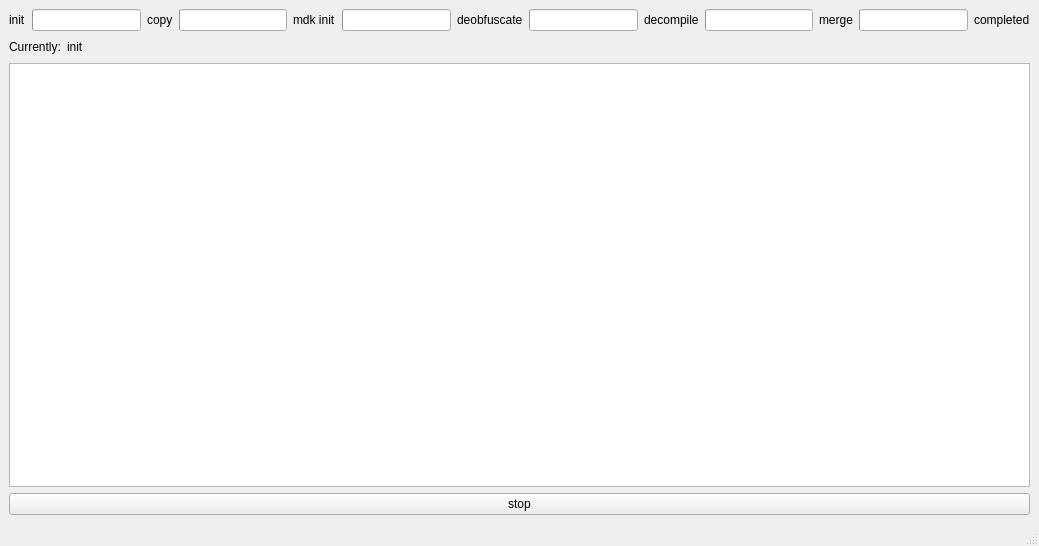
First picture: the form in MDGui/MDGProgressWindow.ui, repository KostromDan/Mods-Decompiler-GUI, before the edit.
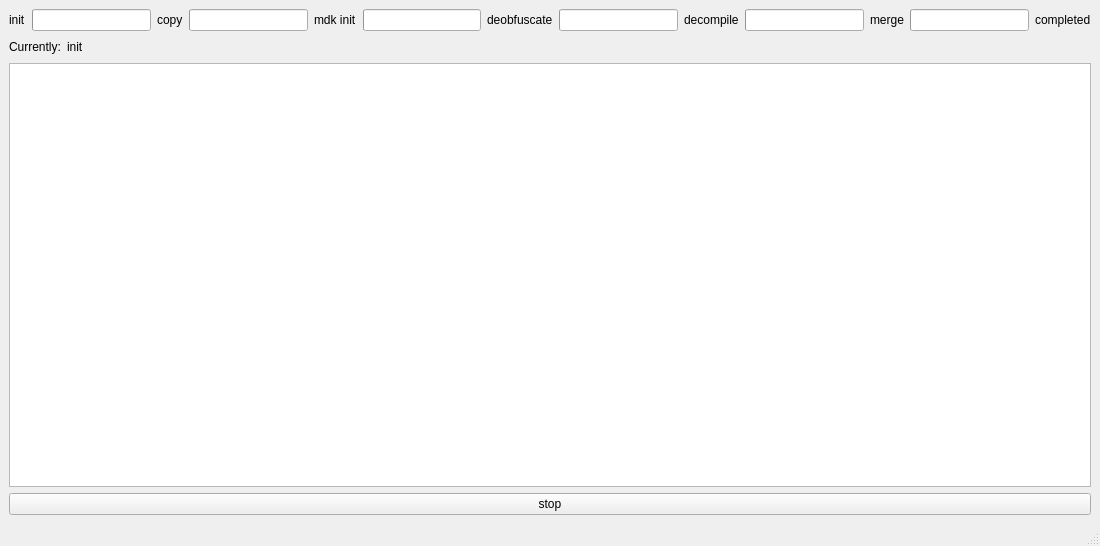
Second picture: the form after the edit.

Diff of the .ui file:
```diff
--- a/MDGui/MDGProgressWindow.ui
+++ b/MDGui/MDGProgressWindow.ui
@@ -6,7 +6,7 @@
    <rect>
     <x>0</x>
     <y>0</y>
-    <width>1039</width>
+    <width>1100</width>
     <height>546</height>
    </rect>
   </property>
```
Left out of the diff: 2 changed lines with no effect on the pictures.
